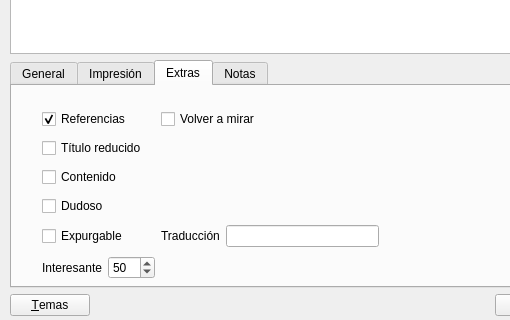
Before: the Qt Designer form gui/dlgnuevaobra.ui in rogorido/qtpredicadores, drawn with Qt 5; both pictures show x 0 to 510 and y 185 to 505 of the 671 by 505 pixel window.
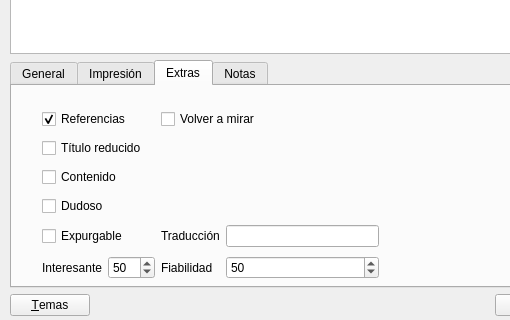
After: the same form once the commit is applied. The open tabs and pages were chosen to show the change. Custom widgets are drawn as their Qt base class.

Commit message: Borrar campos de obra al meter una

The edit to the form file:
```diff
--- a/gui/dlgnuevaobra.ui
+++ b/gui/dlgnuevaobra.ui
@@ -238,25 +238,6 @@
        <attribute name="title">
         <string>Extras</string>
        </attribute>
-       <widget class="QSpinBox" name="spFiabilidad">
-        <property name="geometry">
-         <rect>
-          <x>110</x>
-          <y>200</y>
-          <width>48</width>
-          <height>23</height>
-         </rect>
-        </property>
-        <property name="maximum">
-         <number>100</number>
-        </property>
-        <property name="singleStep">
-         <number>5</number>
-        </property>
-        <property name="value">
-         <number>50</number>
-        </property>
-       </widget>
        <widget class="QLabel" name="label_10">
         <property name="geometry">
          <rect>
@@ -355,6 +336,26 @@
          <item row="5" column="3">
           <widget class="QLineEdit" name="txtTraduccion"/>
          </item>
+         <item row="6" column="3">
+          <widget class="QSpinBox" name="spFiabilidad">
+           <property name="maximum">
+            <number>100</number>
+           </property>
+           <property name="singleStep">
+            <number>5</number>
+           </property>
+           <property name="value">
+            <number>50</number>
+           </property>
+          </widget>
+         </item>
+         <item row="6" column="2">
+          <widget class="QLabel" name="label_13">
+           <property name="text">
+            <string>Fiabilidad</string>
+           </property>
+          </widget>
+         </item>
         </layout>
        </widget>
       </widget>
```
Left out of the diff: 4 changed lines with no effect on the pictures. The commit also changes 2 other files.
